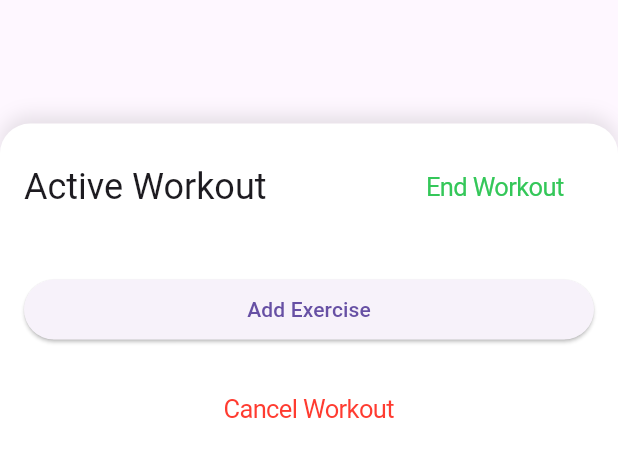
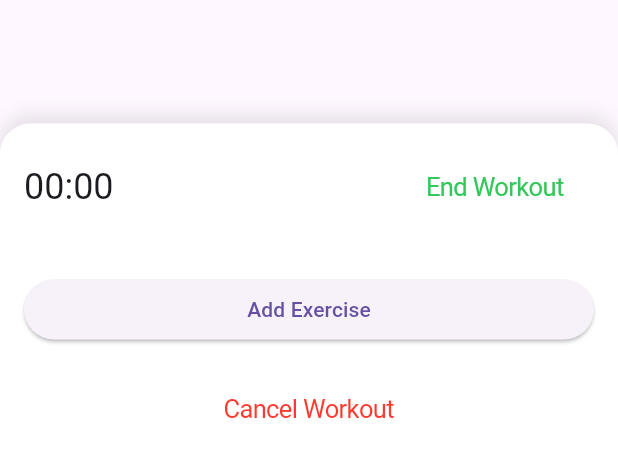
Before and after one commit to florinsalasan/workout-tracker, a Flutter app: the WorkoutOverlay widget shown alone on an empty page, opened directly, on a phone screen of 412 x 824 dp. Shown: the top 457 px of the screen. Run offline on Flutter 3.47's test engine with Material 3 defaults, Android fonts, the phone set to English and light mode, and no system bars; our stand-ins replace shared_preferences, sqflite; accounts and stored records are empty.

Commit message:
replaced the active workout text with a timer for the length of the workout

```diff
--- a/lib/widgets/workout_overlay.dart
+++ b/lib/widgets/workout_overlay.dart
@@ -11,6 +11,7 @@ import 'package:workout_tracker/services/db_helpers.dart';
 import 'package:workout_tracker/widgets/add_exercise_dialog.dart';
 import 'package:workout_tracker/widgets/single_exercise_tracking.dart';
 import 'package:workout_tracker/widgets/single_set_tracking.dart';
+import 'package:workout_tracker/widgets/workout_timer.dart';
 
 class WorkoutState extends ChangeNotifier {
   bool _isWorkoutActive = false;
@@ -24,6 +25,7 @@ class WorkoutState extends ChangeNotifier {
   List<OverlayExercise> get exercises => _exercises;
   int get currentTabIndex => _currentTabIndex;
   bool get isOverlayCollapsed => _isOverlayCollapsed;
+  DateTime? get workoutStartTime => _workoutStartTime;
 
   void setCurrentTabIndex(int index) {
     _currentTabIndex = index;
@@ -207,11 +209,8 @@ class WorkoutOverlay extends StatelessWidget {
                         child: Row(
                             mainAxisAlignment: MainAxisAlignment.start,
                             children: [
-                              Text(
-                                "Active Workout",
-                                style:
-                                    Theme.of(context).textTheme.headlineSmall,
-                              ),
+                              WorkoutTimer(
+                                  startTime: workoutState.workoutStartTime),
                               const Expanded(
                                 child: Text(''),
                               ),
--- /dev/null
+++ b/lib/widgets/workout_timer.dart
@@ -0,0 +1,49 @@
+import 'dart:async';
+import 'package:flutter/material.dart';
+
+class WorkoutTimer extends StatefulWidget {
+  final DateTime? startTime;
+
+  const WorkoutTimer({super.key, required this.startTime});
+
+  @override
+  WorkoutTimerState createState() => WorkoutTimerState();
+}
+
+class WorkoutTimerState extends State<WorkoutTimer> {
+  late Timer _timer;
+  String _timeString = "00:00";
+
+  @override
+  void initState() {
+    super.initState();
+    _timer = Timer.periodic(const Duration(seconds: 1), (timer) {
+      if (widget.startTime != null) {
+        final duration = DateTime.now().difference(widget.startTime!);
+        setState(() {
+          if (duration.inHours > 0) {
+            _timeString =
+                "${duration.inHours.toString().padLeft(2, '0')}:${(duration.inMinutes % 60).toString().padLeft(2, '0')}:${(duration.inSeconds % 60).toString().padLeft(2, '0')}";
+          } else {
+            _timeString =
+                "${duration.inMinutes.toString().padLeft(2, '0')}:${(duration.inSeconds % 60).toString().padLeft(2, '0')}";
+          }
+        });
+      }
+    });
+  }
+
+  @override
+  void dispose() {
+    _timer.cancel();
+    super.dispose();
+  }
+
+  @override
+  Widget build(BuildContext context) {
+    return Text(
+      _timeString,
+      style: Theme.of(context).textTheme.headlineSmall,
+    );
+  }
+}
```
Also changed, not shown: 1 other file.
